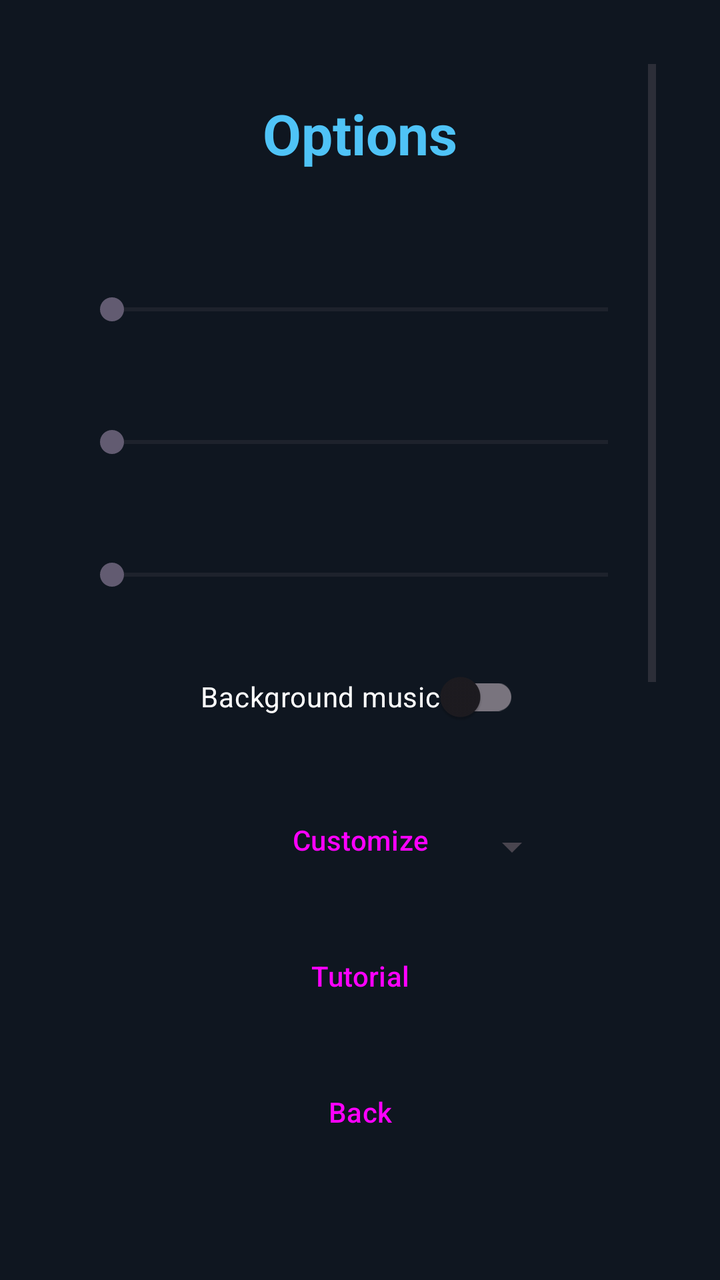
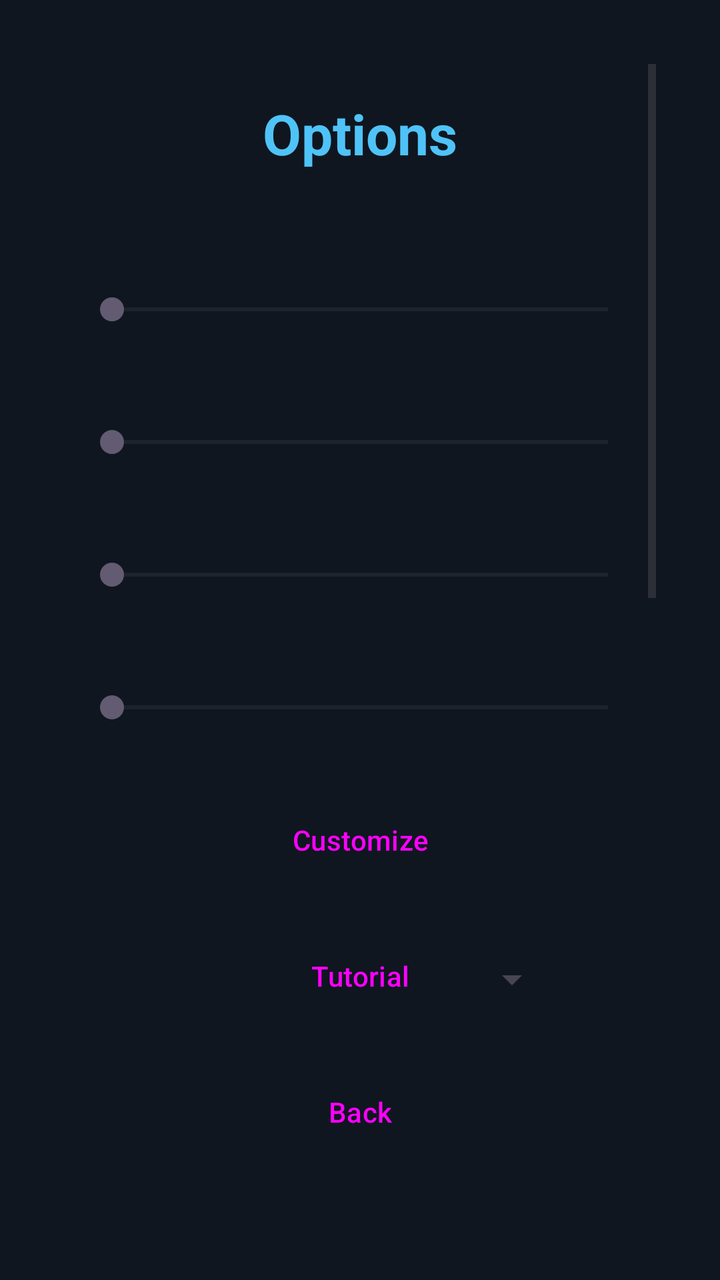

The first picture is an Android layout as it rendered before a commit; the second is the same layout after the commit. The layout source and the unified diff follow.
<!-- AndroidManifest.xml: activity theme Theme.Balls -->
<!-- res/layout/activity_options.xml -->
<?xml version="1.0" encoding="utf-8"?>
<androidx.constraintlayout.widget.ConstraintLayout xmlns:android="http://schemas.android.com/apk/res/android"
    xmlns:app="http://schemas.android.com/apk/res-auto"
    android:layout_width="match_parent"
    android:layout_height="match_parent"
    android:background="@color/background_dark"
    android:padding="32dp">

    
    <ScrollView
        android:id="@+id/optionsScroll"
        android:layout_width="match_parent"
        android:layout_height="0dp"
        app:layout_constraintTop_toTopOf="parent"
        app:layout_constraintBottom_toTopOf="@id/customizeButton"
        app:layout_constraintStart_toStartOf="parent"
        app:layout_constraintEnd_toEndOf="parent">

        <LinearLayout
            android:layout_width="match_parent"
            android:layout_height="wrap_content"
            android:orientation="vertical"
            android:gravity="center_horizontal">

            <TextView
                android:id="@+id/optionsTitle"
                android:layout_width="wrap_content"
                android:layout_height="wrap_content"
                android:layout_marginTop="16dp"
                android:text="@string/menu_options"
                android:textColor="@color/player_color"
                android:textSize="28sp"
                android:textStyle="bold" />

            <TextView
                android:id="@+id/botsCountText"
                android:layout_width="wrap_content"
                android:layout_height="wrap_content"
                android:layout_marginTop="32dp"
                android:textColor="@color/hud_text"
                android:textSize="18sp" />

            <SeekBar
                android:id="@+id/botsSeekBar"
                android:layout_width="280dp"
                android:layout_height="wrap_content"
                android:layout_marginTop="4dp"
                android:max="200"
                android:min="2" />

            <TextView
                android:id="@+id/powerUpCountText"
                android:layout_width="wrap_content"
                android:layout_height="wrap_content"
                android:layout_marginTop="20dp"
                android:textColor="@color/hud_text"
                android:textSize="18sp" />

            <SeekBar
                android:id="@+id/powerUpSeekBar"
                android:layout_width="280dp"
                android:layout_height="wrap_content"
                android:layout_marginTop="4dp"
                android:max="30"
                android:min="1" />

            <TextView
                android:id="@+id/arenaSizeText"
                android:layout_width="wrap_content"
                android:layout_height="wrap_content"
                android:layout_marginTop="20dp"
                android:textColor="@color/hud_text"
                android:textSize="18sp" />

            <SeekBar
                android:id="@+id/arenaSizeSeekBar"
                android:layout_width="280dp"
                android:layout_height="wrap_content"
                android:layout_marginTop="4dp"
                android:max="3"
                android:min="0" />

            <com.google.android.material.switchmaterial.SwitchMaterial
                android:id="@+id/musicSwitch"
                android:layout_width="wrap_content"
                android:layout_height="wrap_content"
                android:layout_marginTop="28dp"
                android:text="@string/menu_music_label"
                android:textColor="@color/hud_text" />

            <TextView
                android:id="@+id/musicTrackLabel"
                android:layout_width="wrap_content"
                android:layout_height="wrap_content"
                android:layout_marginTop="16dp"
                android:text="@string/menu_music_track_label"
                android:textColor="@color/hud_text"
                android:textSize="14sp" />

            <Spinner
                android:id="@+id/musicTrackSpinner"
                android:layout_width="200dp"
                android:layout_height="wrap_content"
                android:layout_marginTop="4dp"
                android:layout_marginBottom="16dp" />

        </LinearLayout>
    </ScrollView>

    <Button
        android:id="@+id/customizeButton"
        style="?attr/materialButtonOutlinedStyle"
        android:layout_width="240dp"
        android:layout_height="56dp"
        android:layout_marginBottom="12dp"
        android:text="@string/menu_customize"
        app:layout_constraintBottom_toTopOf="@id/tutorialButton"
        app:layout_constraintStart_toStartOf="parent"
        app:layout_constraintEnd_toEndOf="parent" />

    <Button
        android:id="@+id/tutorialButton"
        style="?attr/materialButtonOutlinedStyle"
        android:layout_width="240dp"
        android:layout_height="56dp"
        android:layout_marginBottom="12dp"
        android:text="@string/menu_tutorial"
        app:layout_constraintBottom_toTopOf="@id/backButton"
        app:layout_constraintStart_toStartOf="parent"
        app:layout_constraintEnd_toEndOf="parent" />

    <Button
        android:id="@+id/backButton"
        style="?attr/materialButtonOutlinedStyle"
        android:layout_width="240dp"
        android:layout_height="56dp"
        android:layout_marginBottom="24dp"
        android:text="@string/options_back"
        app:layout_constraintBottom_toBottomOf="parent"
        app:layout_constraintStart_toStartOf="parent"
        app:layout_constraintEnd_toEndOf="parent" />

</androidx.constraintlayout.widget.ConstraintLayout>
<!-- resources referenced by this layout -->
<resources>
  <color name="background_dark">#0F1620</color>
  <color name="hud_text">#FFFFFF</color>
  <color name="player_color">#4FC3F7</color>
  <string name="menu_customize">Customize</string>
  <string name="menu_music_label">Background music</string>
  <string name="menu_music_track_label">Music track</string>
  <string name="menu_options">Options</string>
  <string name="menu_tutorial">Tutorial</string>
  <string name="options_back">Back</string>
  <style name="Theme.Balls" parent="Theme.Material3.DayNight.NoActionBar">
          <item name="colorPrimary">@color/accent</item>
          <item name="android:statusBarColor">@color/background_dark</item>
          <item name="android:windowBackground">@color/background_dark</item>
      </style>
  <color name="accent">#FFC107</color>
</resources>

<!-- the commit's change to res/layout/activity_options.xml (unified diff, before → after) -->
@@ -47,6 +47,22 @@
                 android:layout_marginTop="4dp"
                 android:max="200"
                 android:min="2" />
+
+            <TextView
+                android:id="@+id/botAggressivenessText"
+                android:layout_width="wrap_content"
+                android:layout_height="wrap_content"
+                android:layout_marginTop="20dp"
+                android:textColor="@color/hud_text"
+                android:textSize="18sp" />
+
+            <SeekBar
+                android:id="@+id/botAggressivenessSeekBar"
+                android:layout_width="280dp"
+                android:layout_height="wrap_content"
+                android:layout_marginTop="4dp"
+                android:max="10"
+                android:min="1" />
 
             <TextView
                 android:id="@+id/powerUpCountText"
